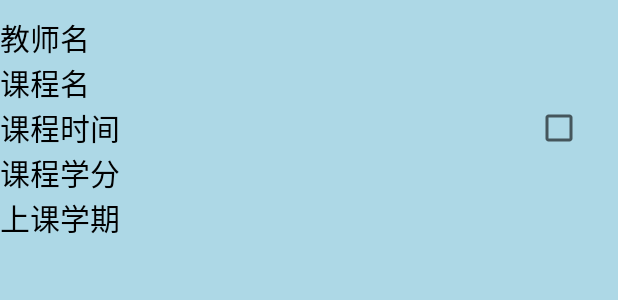
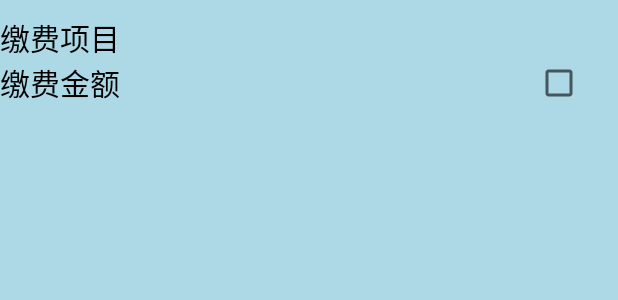
Before and after one commit to dengismy/studyingmanage02, an Android app: the layout list_item_course.xml on its own in the app's theme, with its tools: preview values and no code run, on a phone screen of 412 x 824 dp. Shown: the top 300 px of the screen. Run offline under Robolectric (Android 15) with nearby library versions, the phone set to English and light mode, and no system bars.

Commit message:
学生选择性缴费

```diff
--- a/app/src/main/res/layout/list_item_course.xml
+++ b/app/src/main/res/layout/list_item_course.xml
@@ -19,38 +19,16 @@
             android:layout_height="wrap_content"
             android:textSize="20sp"
             android:textColor="#000000"
-            android:text="教师名 "/>
-        <TextView
-            android:layout_width="match_parent"
-            android:layout_height="30dp"
-            android:textColor="#000000"
-            android:textSize="20sp"
-            android:id="@+id/t_teacher_name"/>
-
-
-    </LinearLayout>
-    <LinearLayout
-        android:layout_width="match_parent"
-        android:layout_height="wrap_content"
-        android:orientation="horizontal">
-        <TextView
-            android:layout_width="wrap_content"
-            android:layout_height="wrap_content"
-            android:textSize="20sp"
-            android:textColor="#000000"
-            android:text="课程名 "/>
-
+            android:text="缴费项目 "/>
         <TextView
             android:layout_width="match_parent"
             android:layout_height="30dp"
             android:textSize="20sp"
             android:textColor="#000000"
-            android:id="@+id/t_course_name"/>
+            android:id="@+id/t_pay_name"/>
 
 
     </LinearLayout>
-
-
 
     <LinearLayout
         android:layout_width="match_parent"
@@ -61,14 +39,14 @@
             android:layout_height="wrap_content"
             android:textSize="20sp"
             android:textColor="#000000"
-            android:text="课程时间 "/>
+            android:text="缴费金额 "/>
         <TextView
             android:layout_width="0dp"
             android:layout_weight="10"
             android:layout_height="30dp"
             android:textSize="20sp"
             android:textColor="#000000"
-            android:id="@+id/t_course_time"/>
+            android:id="@+id/t_pay_number"/>
         <CheckBox
             android:layout_width="30dp"
             android:layout_height="match_parent"
@@ -78,49 +56,9 @@
 
             android:layout_marginLeft="20dp"/>
     </LinearLayout>
-    <LinearLayout
-        android:layout_width="match_parent"
-        android:layout_height="wrap_content"
-        android:orientation="horizontal">
-        <TextView
-            android:layout_width="wrap_content"
-            android:layout_height="wrap_content"
-            android:textSize="20sp"
-            android:textColor="#000000"
-            android:text="课程学分 "/>
-        <TextView
-            android:layout_width="match_parent"
-            android:layout_height="30dp"
-            android:textSize="20sp"
-            android:textColor="#000000"
-            android:id="@+id/t_course_weight"/>
-
-
-    </LinearLayout>
-    <LinearLayout
-        android:layout_width="match_parent"
-        android:layout_height="wrap_content"
-        android:orientation="horizontal">
-        <TextView
-            android:layout_width="wrap_content"
-            android:layout_height="wrap_content"
-            android:textSize="20sp"
-            android:textColor="#000000"
-            android:text="上课学期 "/>
-        <TextView
-            android:layout_width="match_parent"
-            android:layout_height="30dp"
-            android:textSize="20sp"
-            android:textColor="#000000"
-            android:id="@+id/t_course_period"/>
-
-
-    </LinearLayout>
     <TextView
         android:layout_width="wrap_content"
         android:layout_height="10dp"
-
-
         />
 
 
```
Also changed, not shown: app/src/main/java/com/example/database_manage/database/DBOpenHelper.java (+9 -0 lines), app/src/main/java/com/example/database_manage/student/choose_course.java (+95 -39 lines), app/src/main/java/com/example/database_manage/student/courseAdapter.java (+9 -18 lines), app/src/main/java/com/example/database_manage/student/pay_item.java (added, +39 -0 lines), app/src/main/java/com/example/database_manage/student/search_news.java (+18 -18 lines), app/src/main/res/layout/activity_choose_course.xml (+9 -7 lines).
